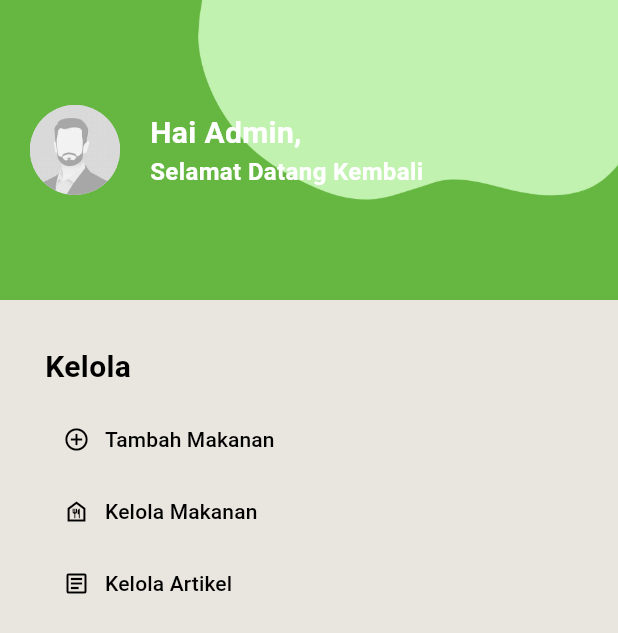
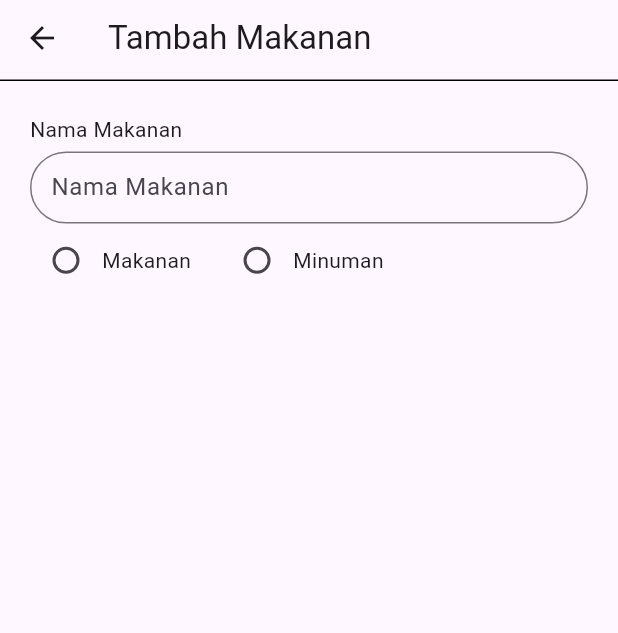
Before and after one commit to ahmadfauzy19/FoodTrack_proyek4, a Flutter app: the AdminPage screen opened directly, after a tap on "Tambah Makanan", on a phone screen of 412 x 824 dp. Shown: the top 633 px of the screen. Run offline on Flutter 3.47's test engine with Material 3 defaults, Android fonts, the light colour scheme and no system bars; Roboto replaces fonts that are missing (fonts/Schyler-Italic.ttf).

Commit message:
menambahkan file TambahMakanan Untuk Admin

```diff
--- a/tugas_project4_giziqu/lib/AdminPage.dart
+++ b/tugas_project4_giziqu/lib/Admin/AdminPage.dart
@@ -1,4 +1,5 @@
 import 'package:flutter/material.dart';
+import "TambahMakanan.dart";
 
 class AdminPage extends StatefulWidget {
   const AdminPage({super.key});
@@ -65,7 +66,7 @@ class _AdminPageState extends State<AdminPage> {
                 child: Column(
                   crossAxisAlignment: CrossAxisAlignment.start,
                   children: [
-                    Row(
+                    const Row(
                       children: [
                         Text(
                           "Kelola",
@@ -80,9 +81,13 @@ class _AdminPageState extends State<AdminPage> {
                     SizedBox(height: 10), // Jarak antara teks dan tombol
                     TextButton(
                       onPressed: () {
-                        // Tindakan yang akan dilakukan saat tombol ditekan
+                        Navigator.push(
+                          context,
+                          MaterialPageRoute(
+                              builder: (context) => TambahMakanan()),
+                        );
                       },
-                      child: Row(
+                      child: const Row(
                         children: [
                           Icon(
                             Icons.add_circle_outline,
@@ -102,7 +107,7 @@ class _AdminPageState extends State<AdminPage> {
                       onPressed: () {
                         // Tindakan yang akan dilakukan saat tombol ditekan
                       },
-                      child: Row(
+                      child: const Row(
                         children: [
                           Icon(
                             Icons.food_bank_outlined,
@@ -122,7 +127,7 @@ class _AdminPageState extends State<AdminPage> {
                       onPressed: () {
                         // Tindakan yang akan dilakukan saat tombol ditekan
                       },
-                      child: Row(
+                      child: const Row(
                         children: [
                           Icon(
                             Icons.article_outlined,
--- /dev/null
+++ b/tugas_project4_giziqu/lib/Admin/TambahMakanan.dart
@@ -0,0 +1,85 @@
+import 'package:flutter/material.dart';
+
+class TambahMakanan extends StatefulWidget {
+  const TambahMakanan({super.key});
+
+  @override
+  State<StatefulWidget> createState() => _TambahMakananState();
+}
+
+class _TambahMakananState extends State<TambahMakanan> {
+  String? _selectedChoice;
+  @override
+  Widget build(BuildContext context) {
+    return Scaffold(
+      appBar: AppBar(
+        title: Text('Tambah Makanan'),
+        bottom: const PreferredSize(
+          preferredSize: Size.fromHeight(0),
+          child: Divider(
+            color: Colors.black,
+            height: 5,
+          ),
+        ),
+        leading: IconButton(
+          icon: Icon(Icons.arrow_back),
+          onPressed: () {
+            Navigator.pop(context); // Kembali ke halaman sebelumnya
+          },
+        ),
+      ),
+      body: Center(
+        child: Container(
+          padding: EdgeInsets.all(20),
+          child: Column(
+            crossAxisAlignment: CrossAxisAlignment.start,
+            children: [
+              Row(
+                children: [
+                  Text('Nama Makanan'),
+                ],
+              ),
+              SizedBox(height: 5), // Jarak antara judul dan teksfield
+              TextField(
+                decoration: InputDecoration(
+                    hintText: "Nama Makanan",
+                    border: OutlineInputBorder(
+                      borderSide: BorderSide(width: 0),
+                      borderRadius: BorderRadius.circular(
+                          50), // Mengatur radius border menjadi 50
+                    ),
+                    contentPadding: const EdgeInsets.symmetric(horizontal: 10)),
+              ),
+              SizedBox(height: 0.5), // Jarak antara TextField dan pilihan
+              Row(
+                children: [
+                  Radio(
+                    value: 'Makanan',
+                    groupValue: _selectedChoice,
+                    onChanged: (value) {
+                      setState(() {
+                        _selectedChoice = value;
+                      });
+                    },
+                  ),
+                  Text('Makanan'),
+                  SizedBox(width: 20),
+                  Radio(
+                    value: 'Minuman',
+                    groupValue: _selectedChoice,
+                    onChanged: (value) {
+                      setState(() {
+                        _selectedChoice = value;
+                      });
+                    },
+                  ),
+                  Text('Minuman'),
+                ],
+              ),
+            ],
+          ),
+        ),
+      ),
+    );
+  }
+}
--- a/tugas_project4_giziqu/lib/LoginPage.dart
+++ b/tugas_project4_giziqu/lib/LoginPage.dart
@@ -1,5 +1,5 @@
 import 'package:flutter/material.dart';
-import 'package:tugas_project4_giziqu/AdminPage.dart';
+import 'Admin/AdminPage.dart';
 import 'LandingPage.dart';
 
 class LoginPage extends StatefulWidget {
@@ -173,11 +173,29 @@ class _LoginPageState extends State<LoginPage>
                       MaterialPageRoute(
                           builder: (context) => const AdminPage()),
                     );
-                  } else {
+                  } else if (username == 'user') {
                     Navigator.push(
                       context,
                       MaterialPageRoute(
                           builder: (context) => const LandingPage()),
+                    );
+                  } else {
+                    showDialog(
+                      context: context,
+                      builder: (BuildContext context) {
+                        return AlertDialog(
+                          title: Text('Informasi'),
+                          content: Text('Masukan username yang benar'),
+                          actions: [
+                            TextButton(
+                              onPressed: () {
+                                Navigator.of(context).pop(); // Menutup dialog
+                              },
+                              child: Text('OK'),
+                            ),
+                          ],
+                        );
+                      },
                     );
                   }
                 },
```
